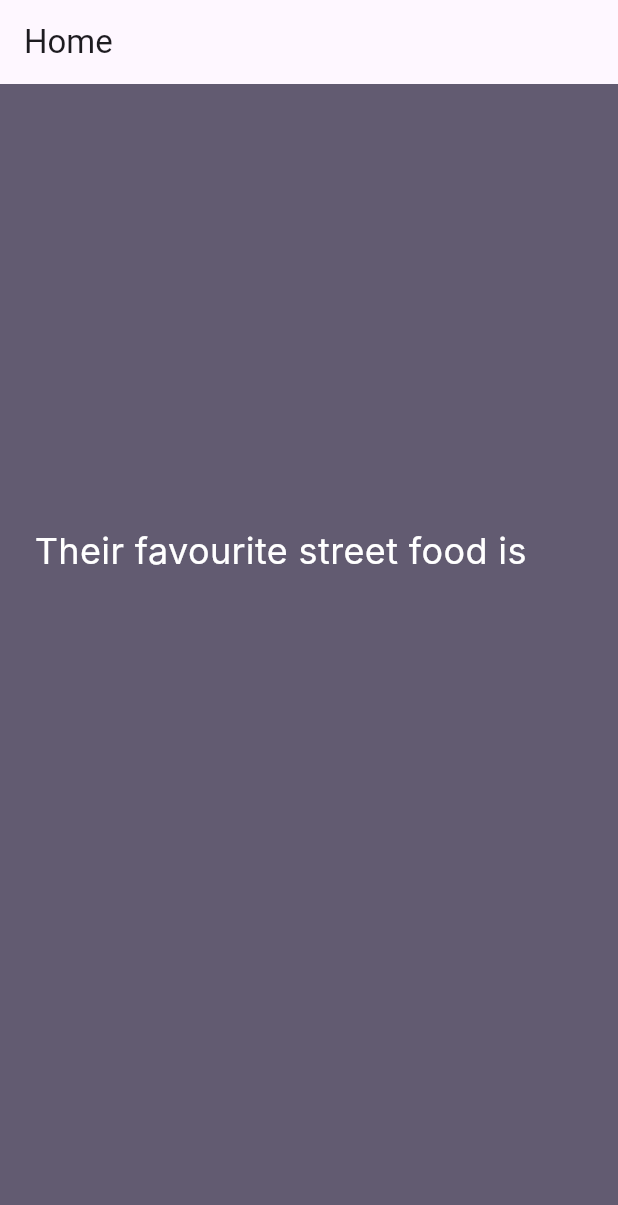
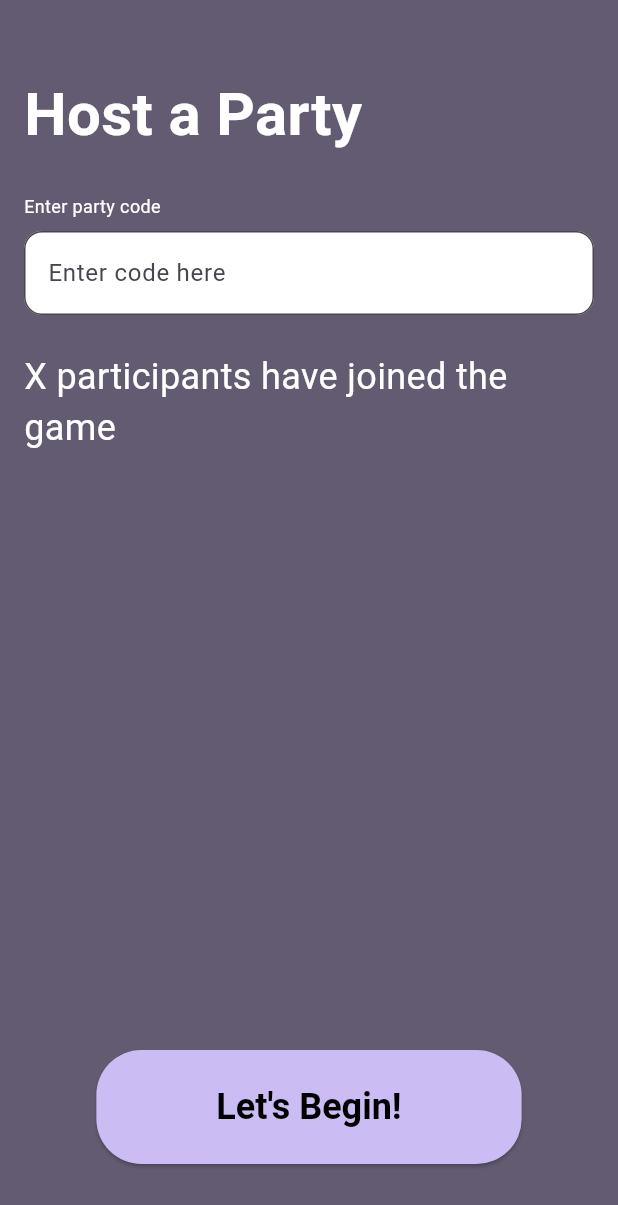
Before and after one commit to huldabg/hci_app, a Flutter app: the screen it shows after launch, on a phone screen of 412 x 824 dp. Shown: the top 1205 px of the screen. Run offline on Flutter 3.47's test engine with Material 3 defaults, Android fonts, the phone set to English and light mode, and no system bars; Roboto replaces fonts that are missing (Inter).

Commit message:
added new screens and icons and colors etc

```diff
--- /dev/null
+++ b/hci_app/lib/colors.dart
@@ -0,0 +1,11 @@
+import 'package:flutter/material.dart';
+
+//colors we need for the application
+//They have the same name and color as in our assets in Figma
+const lightPurple = Color(0xFFCBBCF3);
+const darkPurple = Color(0xFF625B71);
+const white = Color(0xFFFFFFFF);
+const black = Color(0xFF000000);
+const bronze = Color(0xFFD7B89D);
+const silver = Color(0xFFAFABAB);
+const gold = Color(0xFFE3AE00);
--- a/hci_app/lib/main.dart
+++ b/hci_app/lib/main.dart
@@ -1,5 +1,9 @@
 import 'package:flutter/material.dart';
 import 'screens/Ron-wisley.dart';
+import 'screens/host-a-party.dart';
+import 'screens/first-Screen.dart';
+import 'screens/host-a-party-finish.dart';
+//needs to import the new screens here
 
 void main() {
   runApp(const MyApp());
@@ -32,7 +36,9 @@ class MyApp extends StatelessWidget {
         colorScheme: ColorScheme.fromSeed(seedColor: Colors.deepPurple),
       ),
       //home: const MyHomePage(title: 'Flutter Demo Home Page')
-      home: const Ron_wisley(),
+      home: //const HostPartyScreen(),
+      HostPartyStatusScreen(),
+      //change const CluePartyScreen() to the screen you want to check
     );
   }
 }
@@ -122,3 +128,9 @@ class _MyHomePageState extends State<MyHomePage> {
     );
   }
 }
+
+
+/*how to run the app:
+use cd to navigate to the correct folder
+write "flutter run"
+chose option 2 = chrome */
--- /dev/null
+++ b/hci_app/lib/screens/host-a-party-finish.dart
@@ -0,0 +1,90 @@
+import 'package:flutter/material.dart';
+import 'package:hci_app/colors.dart'; // Husk å definere darkPurple, lightPurple, black, white
+
+class HostPartyStatusScreen extends StatelessWidget {
+  const HostPartyStatusScreen({super.key});
+
+  @override
+  Widget build(BuildContext context) {
+    return Scaffold(
+      backgroundColor: darkPurple,
+      body: Padding(
+        padding: const EdgeInsets.all(16.0),
+        child: Column(
+          crossAxisAlignment: CrossAxisAlignment.start,
+          children: [
+            const SizedBox(height: 32),
+
+            // Overskrift øverst
+            Text(
+              "Host a Party",
+              style: TextStyle(
+                fontSize: 40,
+                fontWeight: FontWeight.w700,
+                color: white,
+              ),
+            ),
+            const SizedBox(height: 24),
+
+            // Party code input felt
+            Text(
+              "Enter party code",
+              style: TextStyle(
+                fontSize: 12,
+                fontWeight: FontWeight.w400,
+                color: white,
+              ),
+            ),
+            const SizedBox(height: 8),
+            TextField(
+              decoration: InputDecoration(
+                filled: true,
+                fillColor: white,
+                hintText: "Enter code here",
+                border: OutlineInputBorder(
+                  borderRadius: BorderRadius.circular(12),
+                ),
+              ),
+            ),
+            const SizedBox(height: 24),
+
+            // Antall deltagere
+            Text(
+              "X participants have joined the game",
+              style: TextStyle(
+                fontSize: 24,
+                fontWeight: FontWeight.w400,
+                color: white,
+              ),
+            ),
+            const Spacer(), // Skyver knappen helt ned til bunnen
+
+            // Stor "Let's Begin!" knapp
+            Center(
+              child: ElevatedButton(
+                onPressed: () {
+                  print("Let's Begin pressed");
+                },
+                style: ElevatedButton.styleFrom(
+                  shape: RoundedRectangleBorder(
+                    borderRadius: BorderRadius.circular(30),
+                  ),
+                  backgroundColor: lightPurple,
+                  foregroundColor: black,
+                  padding: const EdgeInsets.symmetric(
+                      horizontal: 80, vertical: 24), // stor knapp
+                  textStyle: TextStyle(
+                    fontSize: 24,
+                    fontWeight: FontWeight.w700,
+                  ),
+                ),
+                child: Text("Let's Begin!"),
+              ),
+            ),
+            const SizedBox(height: 32),
+          ],
+        ),
+      ),
+    );
+  }
+}
--- a/hci_app/pubspec.yaml
+++ b/hci_app/pubspec.yaml
@@ -56,6 +56,9 @@ flutter:
   # included with your application, so that you can use the icons in
   # the material Icons class.
   uses-material-design: true
+  assets:
+    - assets/icons/Logo.png
+    - assets/icons/arrow.png
 
   # To add assets to your application, add an assets section, like this:
   # assets:
```
Also changed, not shown: hci_app/lib/screens/first-Screen.dart (added, +147 -0 lines), hci_app/lib/screens/host-a-party.dart (added, +147 -0 lines), hci_app/assets/Avatars/dumbledore.png (added), hci_app/assets/Avatars/harry_potter.png (added), hci_app/assets/Avatars/hermoine_granger.png (added), hci_app/assets/Avatars/lucius_malfoy.png (added), hci_app/assets/Avatars/me.png (added), hci_app/assets/Avatars/ron_wisley.png (added), hci_app/assets/icons/Logo.png (added), hci_app/assets/icons/arrow.png (added), hci_app/assets/icons/hour_glass.png (added), hci_app/assets/icons/party_symbol.png (added).
